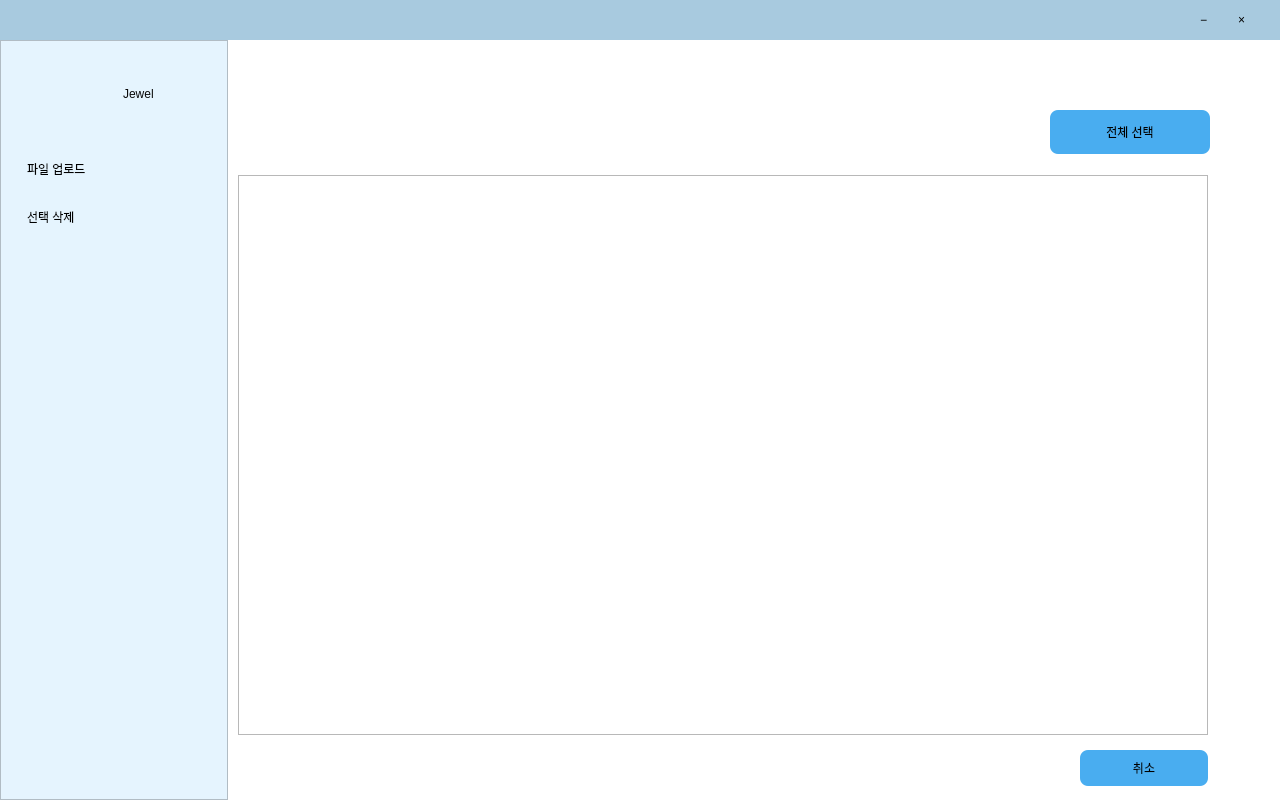
The window that source/designer_ui/file_menu.ui (Leedonggeon123/save) describes before a commit, drawn with Qt 5.
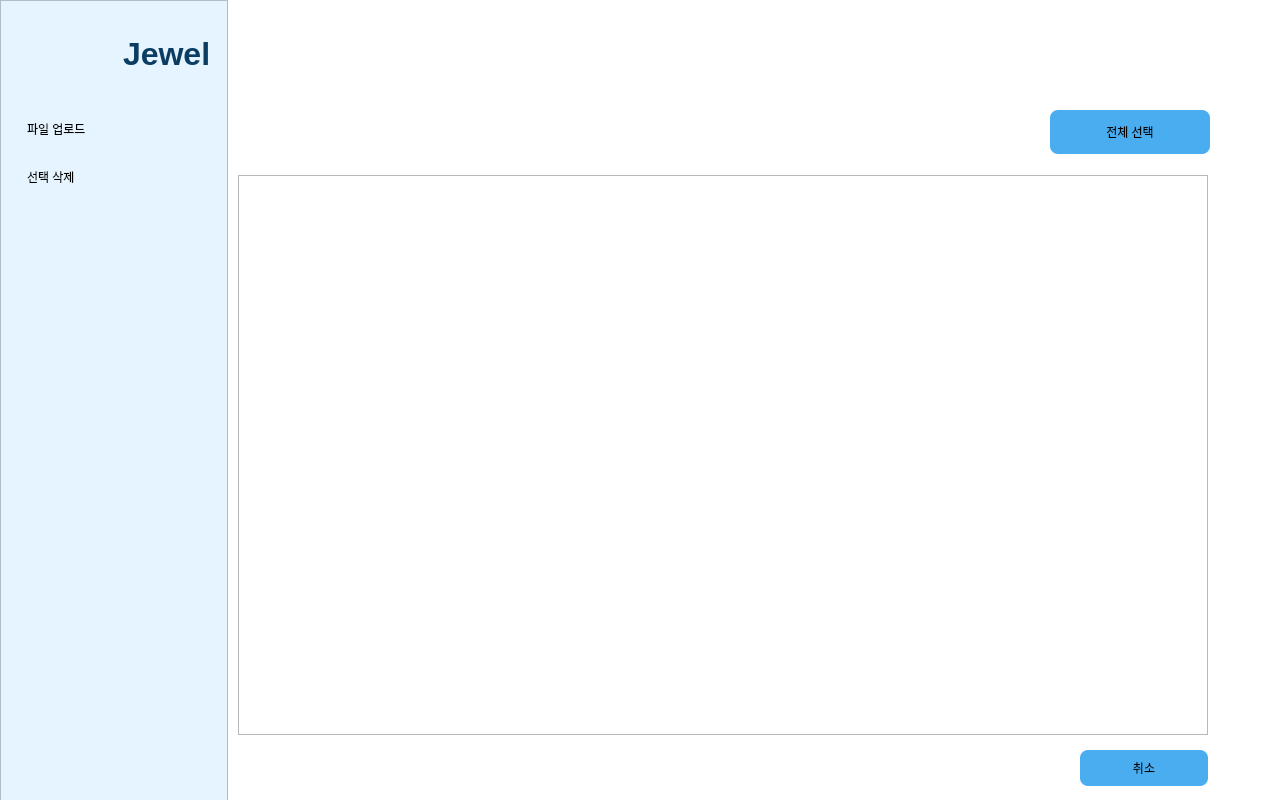
The same window after the commit. Icons and pictures are not drawn.

Diff of the .ui file:
```diff
--- a/source/designer_ui/file_menu.ui
+++ b/source/designer_ui/file_menu.ui
@@ -29,58 +29,13 @@
    <string notr="true">QMainWindow { background: #ffffff; } QFrame#titleBar { background: #a8cadf; } QFrame#sideBar { background: #e5f4fe; border-right: 1px solid #1d1d1d; } QPushButton { border: none; background: transparent; font: 700 14px &quot;Malgun Gothic&quot;; text-align: left; padding-left: 27px; } QPushButton#unblockButton { color: #0078ff; } QPushButton#logoutButton, QPushButton#actionButton { background: #49adf0; color: #000000; border-radius: 8px; font: 700 14px &quot;Malgun Gothic&quot;; padding: 0px; text-align: center; } QListWidget { border: 1px solid #111111; background: #ffffff; }</string>
   </property>
   <widget class="QWidget" name="centralwidget">
-   <widget class="QFrame" name="titleBar">
-    <property name="geometry">
-     <rect>
-      <x>0</x>
-      <y>0</y>
-      <width>1280</width>
-      <height>40</height>
-     </rect>
-    </property>
-    <property name="frameShape">
-     <enum>QFrame::Shape::NoFrame</enum>
-    </property>
-    <widget class="QPushButton" name="minimizeButton">
-     <property name="geometry">
-      <rect>
-       <x>1200</x>
-       <y>0</y>
-       <width>38</width>
-       <height>40</height>
-      </rect>
-     </property>
-     <property name="styleSheet">
-      <string notr="true">QPushButton { font: 20px &quot;Arial&quot;; padding: 0; }</string>
-     </property>
-     <property name="text">
-      <string>−</string>
-     </property>
-    </widget>
-    <widget class="QPushButton" name="closeButton">
-     <property name="geometry">
-      <rect>
-       <x>1238</x>
-       <y>0</y>
-       <width>38</width>
-       <height>40</height>
-      </rect>
-     </property>
-     <property name="styleSheet">
-      <string notr="true">QPushButton { font: 24px &quot;Arial&quot;; padding: 0; }</string>
-     </property>
-     <property name="text">
-      <string>×</string>
-     </property>
-    </widget>
-   </widget>
    <widget class="QFrame" name="sideBar">
     <property name="geometry">
      <rect>
       <x>0</x>
-      <y>40</y>
+      <y>0</y>
       <width>228</width>
-      <height>760</height>
+      <height>811</height>
      </rect>
     </property>
     <property name="frameShape">
@@ -107,12 +62,25 @@
       <rect>
        <x>123</x>
        <y>34</y>
-       <width>78</width>
+       <width>111</width>
        <height>40</height>
       </rect>
      </property>
+     <property name="font">
+      <font>
+       <family>Ubuntu</family>
+       <pointsize>-1</pointsize>
+       <italic>false</italic>
+       <fontweight>ExtraBold</fontweight>
+      </font>
+     </property>
      <property name="styleSheet">
-      <string notr="true">font: 700 26px &quot;Arial&quot;; color: #080808;</string>
+      <string notr="true">QLabel {
+    color: #0b3d63;
+    font-family: &quot;Ubuntu&quot;;
+    font-size: 32px;
+    font-weight: 800;
+}</string>
      </property>
      <property name="text">
       <string>Jewel</string>
@@ -144,6 +112,22 @@
       <string>선택 삭제</string>
      </property>
     </widget>
+    <widget class="QLabel" name="cloud_img">
+     <property name="geometry">
+      <rect>
+       <x>20</x>
+       <y>0</y>
+       <width>111</width>
+       <height>101</height>
+      </rect>
+     </property>
+     <property name="text">
+      <string/>
+     </property>
+     <property name="pixmap">
+      <pixmap>../../../../.designer/image/jewel_cloud_icon.png</pixmap>
+     </property>
+    </widget>
    </widget>
    <widget class="QPushButton" name="select_all_btn">
     <property name="geometry">
```
